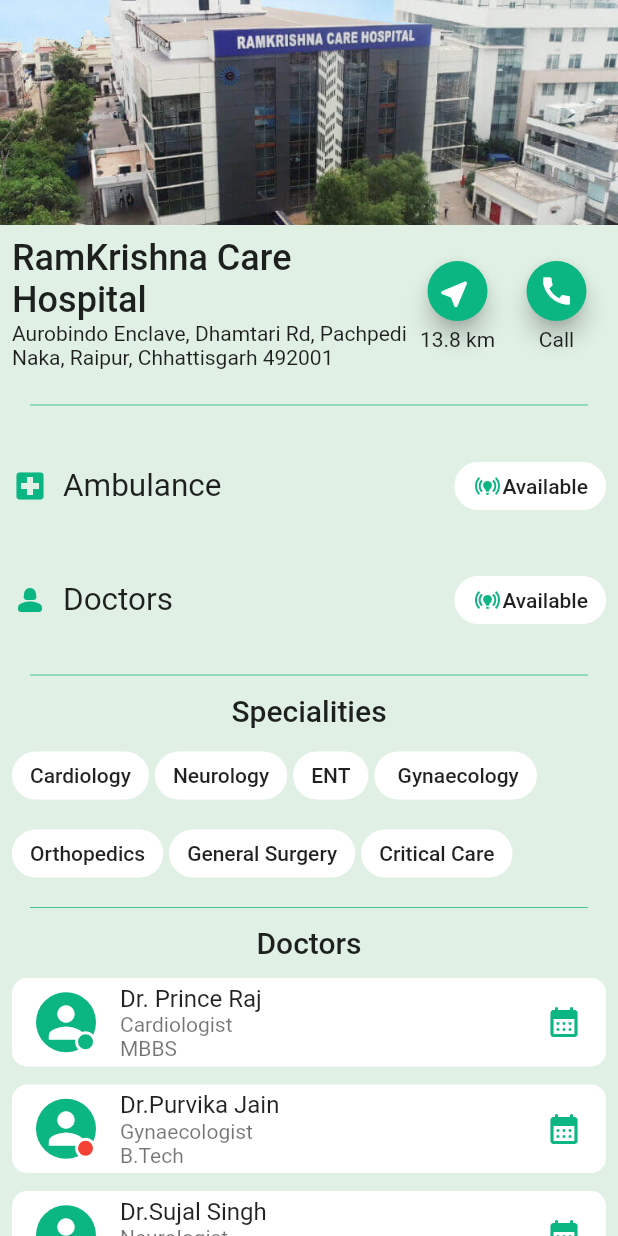
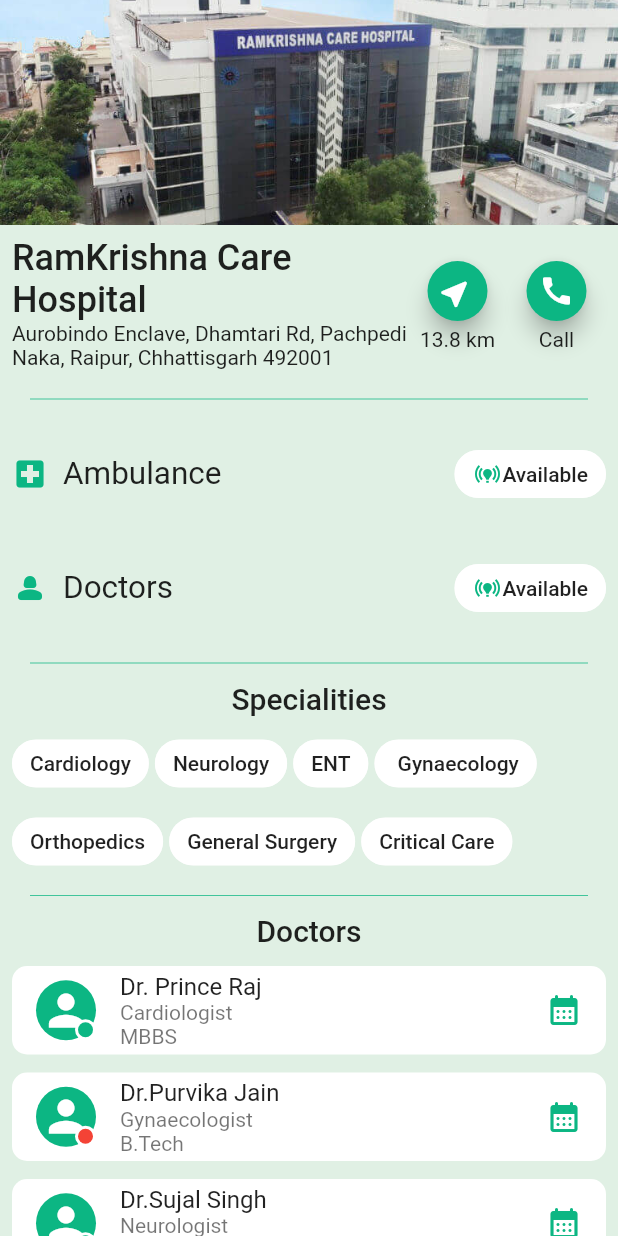
Before and after one commit to Prince2347X/hope, a Flutter app: the HospitalDetailsPage screen opened directly, on a phone screen of 412 x 824 dp. Run offline on Flutter 3.47's test engine with Material 2 defaults, Android fonts, the phone set to English and light mode, and no system bars.

Commit message:
Created divider component

```diff
--- /dev/null
+++ b/lib/components/divider.dart
@@ -0,0 +1,20 @@
+import 'package:flutter/material.dart';
+import 'package:hope/constants.dart';
+
+class CustomDivider extends StatelessWidget {
+  const CustomDivider({Key? key}) : super(key: key);
+
+  @override
+  Widget build(BuildContext context) {
+    return Padding(
+      padding: const EdgeInsets.symmetric(
+        horizontal: 20.0,
+        vertical: 4,
+      ),
+      child: Divider(
+        thickness: 0.5,
+        color: primaryColor,
+      ),
+    );
+  }
+}
--- a/lib/users/hospital_details.dart
+++ b/lib/users/hospital_details.dart
@@ -1,4 +1,6 @@
 import 'package:flutter/material.dart';
+
+import 'package:hope/components/divider.dart';
 import 'package:hope/constants.dart';
 
 class HospitalDetailsPage extends StatefulWidget {
@@ -83,13 +85,7 @@ class _HospitalDetailsPageState extends State<HospitalDetailsPage> {
               ],
             ),
           ),
-          Padding(
-            padding: const EdgeInsets.symmetric(horizontal: 20.0, vertical: 8),
-            child: Divider(
-              thickness: 0.5,
-              color: primaryColor,
-            ),
-          ),
+          const CustomDivider(),
           Padding(
             padding: const EdgeInsets.symmetric(horizontal: 8.0, vertical: 14),
             child: Row(
@@ -148,13 +144,7 @@ class _HospitalDetailsPageState extends State<HospitalDetailsPage> {
               ],
             ),
           ),
-          Padding(
-            padding: const EdgeInsets.symmetric(horizontal: 20.0, vertical: 4),
-            child: Divider(
-              thickness: 0.5,
-              color: primaryColor,
-            ),
-          ),
+          const CustomDivider(),
           const Center(
             child: Padding(
               padding: EdgeInsets.only(bottom: 8.0),
@@ -183,13 +173,7 @@ class _HospitalDetailsPageState extends State<HospitalDetailsPage> {
               ),
             ),
           ),
-          Padding(
-            padding: const EdgeInsets.symmetric(horizontal: 20.0, vertical: 4),
-            child: Divider(
-              thickness: 0.5,
-              color: primaryColor,
-            ),
-          ),
+          const CustomDivider(),
           const Center(
             child: Padding(
               padding: EdgeInsets.only(bottom: 8.0),
@@ -229,8 +213,7 @@ class _HospitalDetailsPageState extends State<HospitalDetailsPage> {
     bool isAvailable,
   ) {
     return Padding(
-      padding:
-          const EdgeInsets.only(left: 8.0, right: 8.0, bottom: 8.0, top: 4),
+      padding: const EdgeInsets.only(left: 8.0, right: 8.0, bottom: 8.0, top: 4),
       child: ListTile(
         shape: RoundedRectangleBorder(
           borderRadius: BorderRadius.circular(10),
```
